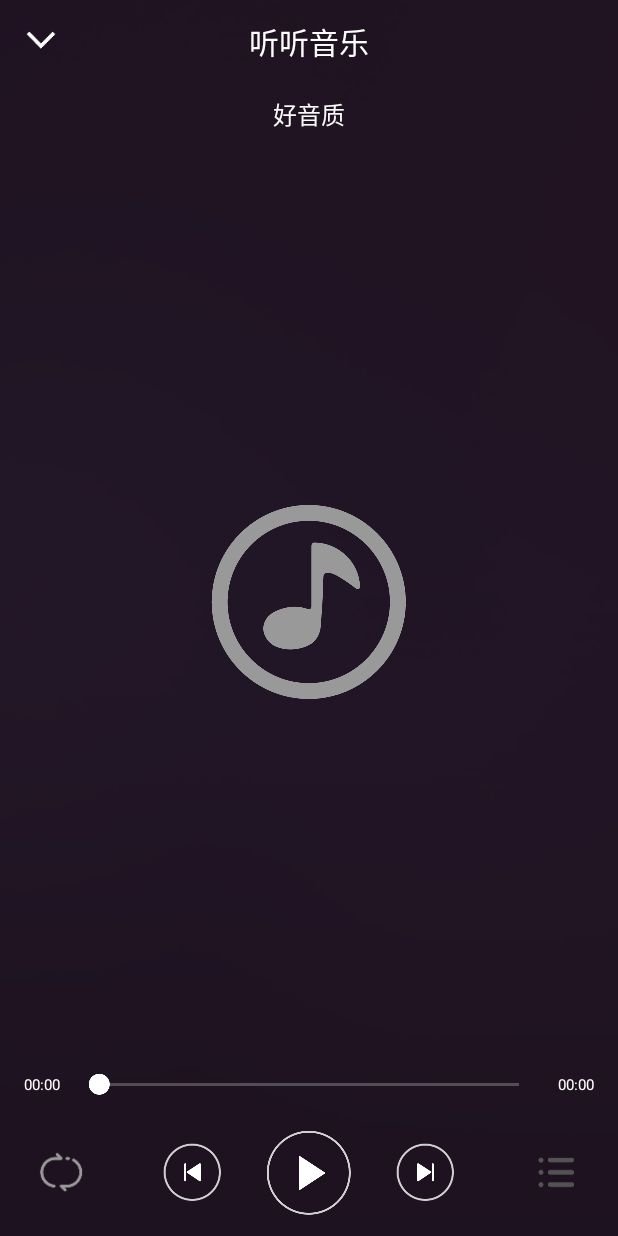
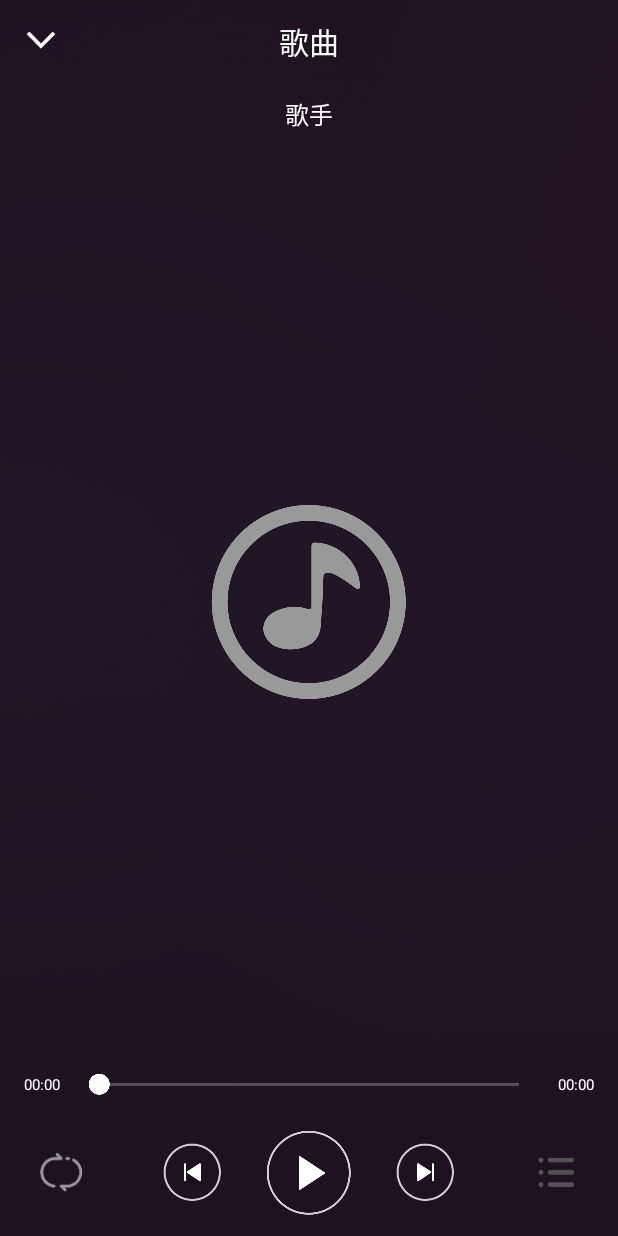
Before and after one commit to zeromr/CicadaApp, an Android app: the PlayActivity screen opened directly, with no data from a screen before it, on a phone screen of 412 x 824 dp. Run offline under Robolectric (Android 15) with nearby library versions, the phone set to English and light mode, and no system bars; libraries missing offline, so code that uses them is left out: org.litepal.

Commit message:
12/23 21:19

```diff
--- a/app/src/main/java/com/demo/cicada/activity/PlayActivity.java
+++ b/app/src/main/java/com/demo/cicada/activity/PlayActivity.java
@@ -181,8 +181,8 @@ public class PlayActivity extends BaseActivity implements View.OnClickListener {
     private void initTitle() {
         int musicId = MyMusicUtil.getIntShared(Constant.KEY_ID);
         if (musicId == -1) {
-            musicNameTv.setText("听听音乐");
-            singerNameTv.setText("好音质");
+            musicNameTv.setText("歌曲");
+            singerNameTv.setText("歌手");
         } else {
             musicNameTv.setText(dbManager.getMusicInfo(musicId).get(1));
             singerNameTv.setText(dbManager.getMusicInfo(musicId).get(2));
@@ -305,7 +305,6 @@ public class PlayActivity extends BaseActivity implements View.OnClickListener {
 
 
     class PlayReceiver extends BroadcastReceiver {
-
         int status;
 
         @Override
--- a/app/src/main/java/com/demo/cicada/service/MusicPlayerService.java
+++ b/app/src/main/java/com/demo/cicada/service/MusicPlayerService.java
@@ -75,7 +75,7 @@ public class MusicPlayerService extends Service {
     public void showNotify(){
         Notification.Builder builder=new Builder(this);
         RemoteViews remoteViews=new RemoteViews(getPackageName(), R.layout.notification_layout);
-        //设置 点击后的跳转 通过 pendingIntent 实现
+        // 设置点击后的跳转 通过 pendingIntent 实现
         Intent intent=new Intent(this,MusicActivity.class);
         PendingIntent pendingIntent=PendingIntent.getActivity(this,0, intent,0);
         builder.setContent(remoteViews)
```
Also changed, not shown: app/src/main/java/com/demo/cicada/activity/MusicActivity.java (+0 -8 lines).
